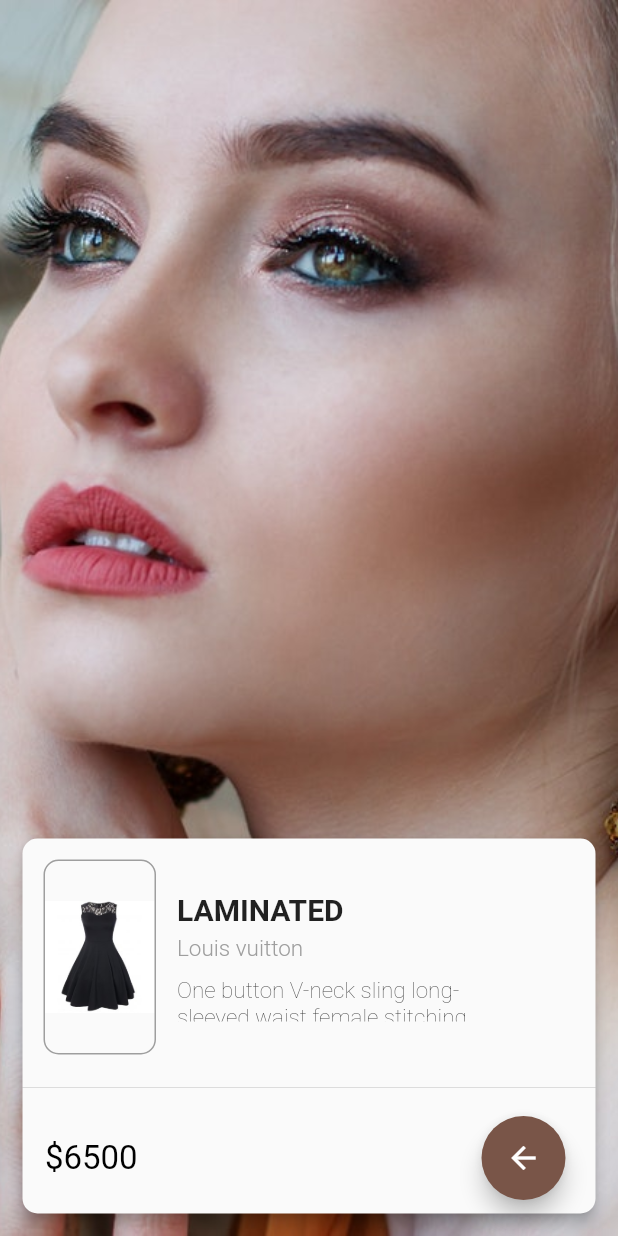
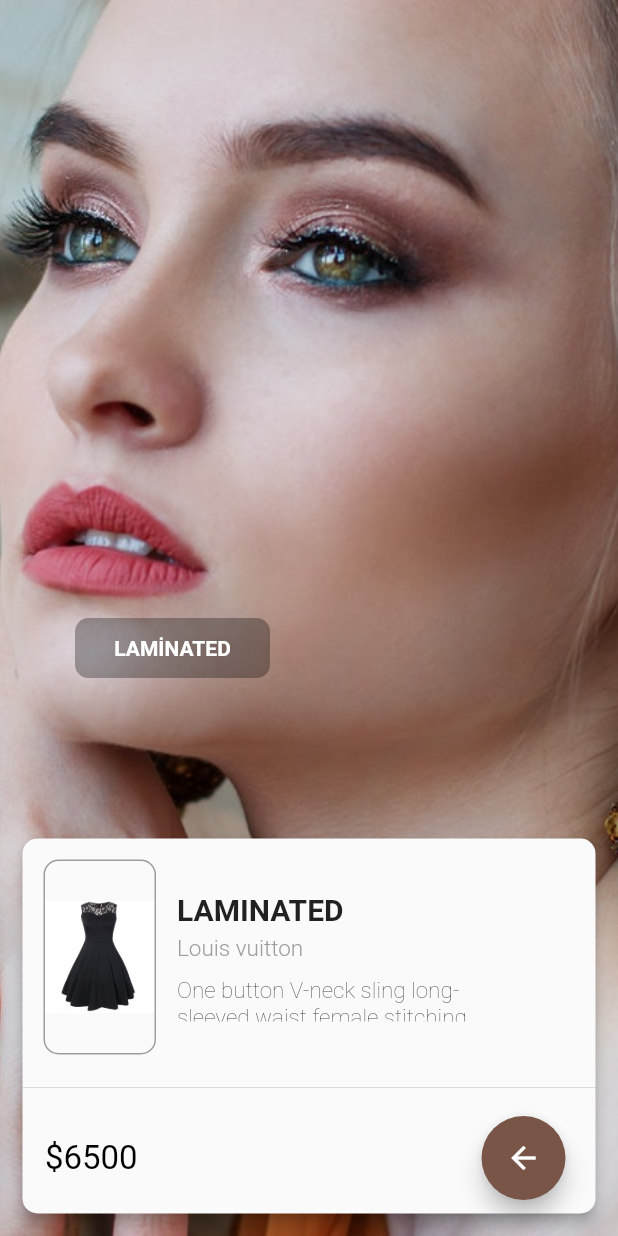
Before and after one commit to Gokdenizsari/Flutter_fashion_app, a Flutter app: the Detail screen opened directly, on a phone screen of 412 x 824 dp. Run offline on Flutter 3.47's test engine with Material 2 defaults, Android fonts, the phone set to English and light mode, and no system bars; Roboto replaces fonts that are missing (Montserrat).

Commit message:
Update detail.dart

```diff
--- a/lib/detail.dart
+++ b/lib/detail.dart
@@ -101,7 +101,7 @@ class _DetailState extends State<Detail> {
                       padding:
                           const EdgeInsets.only(left: 15, top: 11, bottom: 3),
                       child: Row(
-                        mainAxisAlignment:MainAxisAlignment.spaceBetween,
+                        mainAxisAlignment: MainAxisAlignment.spaceBetween,
                         children: [
                           Text(
                             "\$6500",
@@ -117,7 +117,7 @@ class _DetailState extends State<Detail> {
                               child: Center(child: Icon(Icons.arrow_back)),
                               backgroundColor: Colors.brown,
                             ),
-                          )
+                          ),
                         ],
                       ),
                     )
@@ -126,6 +126,28 @@ class _DetailState extends State<Detail> {
               ),
             ),
           ),
+          Positioned(
+            child: Container(
+              height: 40,
+              width: 130,
+              decoration: BoxDecoration(
+                color: Colors.black.withOpacity(0.3),
+                borderRadius: BorderRadius.circular(9),
+              ),
+              child: Center(
+                child: Text(
+                  "LAMİNATED",
+                  style: TextStyle(
+                      fontFamily: "Montserrat",
+                      color: Colors.white,
+                      fontWeight: FontWeight.bold),
+                ),
+
+              ),
+            ),
+            top: MediaQuery.of(context).size.height / 2,
+            left: 50,
+          )
         ],
       ),
     );
```
